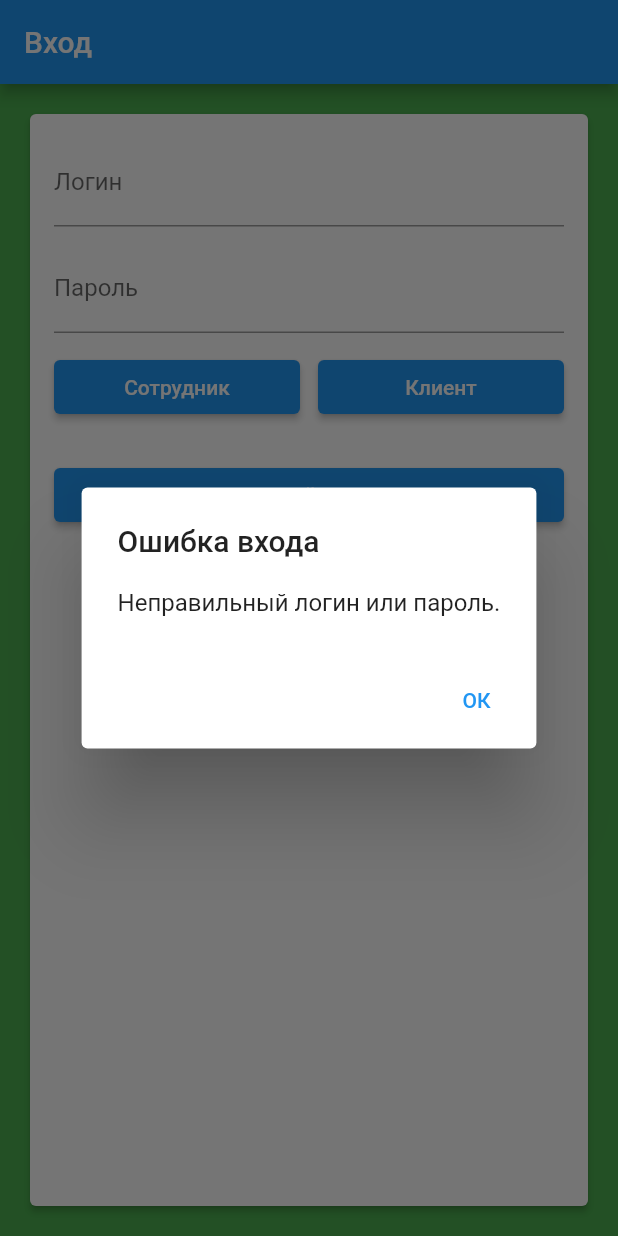
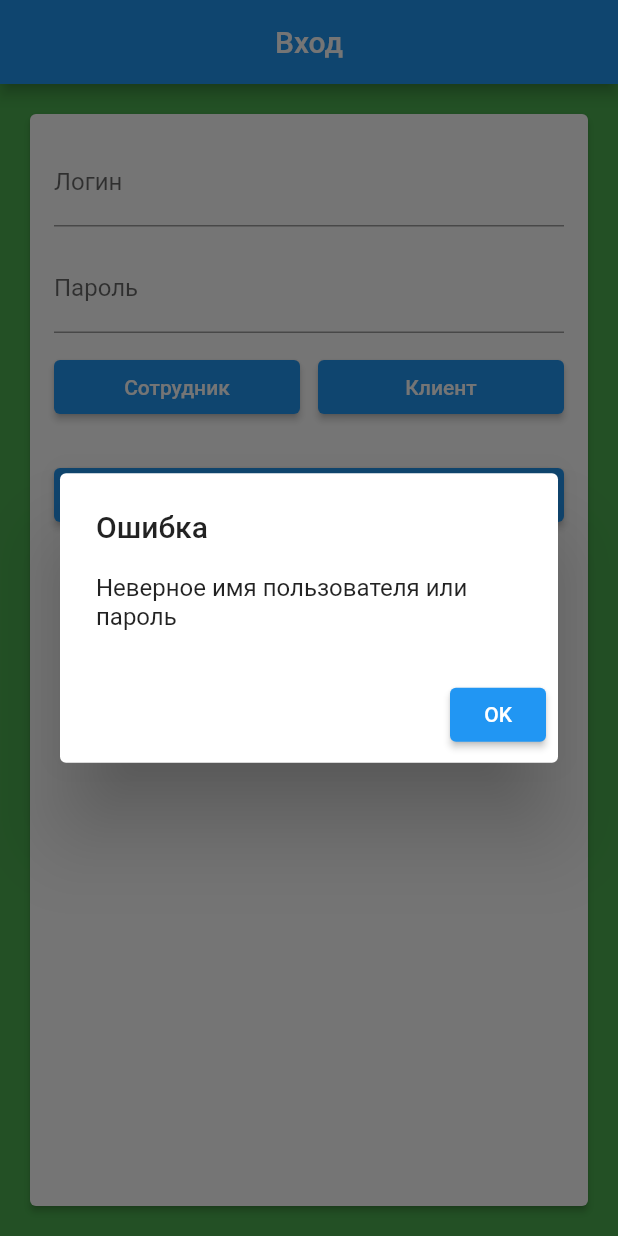
Before and after one commit to Tirrri/repair_requests, a Flutter app: the screen it shows after launch, after a tap on "Войти", on a phone screen of 412 x 824 dp. Run offline on Flutter 3.47's test engine with Material 2 defaults, Android fonts, the light colour scheme and no system bars.

Commit message:
Изменения

```diff
--- a/lib/main.dart
+++ b/lib/main.dart
@@ -1,12 +1,16 @@
 import 'package:flutter/material.dart';
+import 'package:repair_requests/ClientScreen.dart';
+import 'package:repair_requests/EmployeeScreen.dart';
 
 void main() {
   runApp(MaterialApp(
+    debugShowCheckedModeBanner: false,
     title: 'Ваше приложение',
     initialRoute: '/login',
     routes: {
       '/login': (BuildContext context) => LoginPage(),
-      '/home': (BuildContext context) => HomePage(),
+      '/home/client': (BuildContext context) => ClientHomePage(),
+      '/home/employee': (BuildContext context) => EmployeeHomePage(),
     },
   ));
 }
@@ -37,7 +41,7 @@ class _LoginPageState extends State<LoginPage> {
   @override
   Widget build(BuildContext context) {
     return Scaffold(
-      appBar: AppBar(title: Text('Вход')),
+      appBar: AppBar(title: Text('Вход'), centerTitle: true,),
       body: Container(
         color: Colors.green, // Устанавливаем зеленый цвет фона
         padding: EdgeInsets.all(16.0),
@@ -102,62 +106,64 @@ class _LoginPageState extends State<LoginPage> {
                       bool isLoginValid = false;
                       bool isPasswordValid = false;
                       bool isEmployeeCodeValid = false;
-
                       for (var client in clients) {
-                        if (username == client['username'] && password == client['password']) {
+                        if (client['username'] == username && client['password'] == password) {
                           isLoginValid = true;
-                          isPasswordValid =true;
+                          isPasswordValid = true;
                           break;
                         }
                       }
 
                       for (var employee in employees) {
-                        if (username == employee['username'] && password == employee['password']) {
+                        if (employee['username'] == username &&
+                            employee['password'] == password &&
+                            employee['employeeCode'] == employeeCode) {
                           isLoginValid = true;
                           isPasswordValid = true;
-
-                          if (isEmployee && employeeCode == employee['employeeCode']) {
                           isEmployeeCodeValid = true;
-                          }
                           break;
                         }
                       }
 
                       if (isLoginValid && isPasswordValid) {
-                        if (isEmployee && !isEmployeeCodeValid) {
+                        if (isEmployee) {
+                          if (isEmployeeCodeValid) {
+                            Navigator.pushReplacementNamed(context, '/home/employee');
+                          } else {
                             showDialog(
                               context: context,
-                            builder: (BuildContext context) {
+                              builder: (context) {
                                 return AlertDialog(
-                                title: Text('Ошибка входа'),
-                                content: Text('Неправильный код сотрудника.'),
+                                  title: Text('Ошибка'),
+                                  content: Text('Неверный код сотрудника'),
                                   actions: [
-                                  TextButton(
-                                    child: Text('ОК'),
+                                    ElevatedButton(
                                       onPressed: () {
-                                      Navigator.of(context).pop();
+                                        Navigator.pop(context);
                                       },
+                                      child: Text('OK'),
                                     ),
                                   ],
                                 );
                               },
                             );
+                          }
                         } else {
-                          Navigator.pushNamed(context, '/home');
+                          Navigator.pushReplacementNamed(context, '/home/client');
                         }
                       } else {
                         showDialog(
                           context: context,
-                          builder: (BuildContext context) {
+                          builder: (context) {
                             return AlertDialog(
-                              title: Text('Ошибка входа'),
-                              content: Text('Неправильный логин или пароль.'),
+                              title: Text('Ошибка'),
+                              content: Text('Неверное имя пользователя или пароль'),
                               actions: [
-                                TextButton(
-                                  child: Text('ОК'),
+                                ElevatedButton(
                                   onPressed: () {
-                                    Navigator.of(context).pop();
+                                    Navigator.pop(context);
                                   },
+                                  child: Text('OK'),
                                 ),
                               ],
                             );
@@ -176,15 +182,3 @@ class _LoginPageState extends State<LoginPage> {
     );
   }
 }
-
-class HomePage extends StatelessWidget {
-  @override
-  Widget build(BuildContext context) {
-    return Scaffold(
-      appBar: AppBar(title: Text('Главная')),
-      body: Center(
-        child: Text('Добро пожаловать на главную страницу!'),
-      ),
-    );
-  }
-}
```
Also changed, not shown: lib/ClientScreen.dart (added, +133 -0 lines), lib/EmployeeScreen.dart (added, +16 -0 lines), pubspec.yaml (+5 -3 lines), assets/reo.jpg (added). Lines whose indentation alone changed are shown as unchanged.
